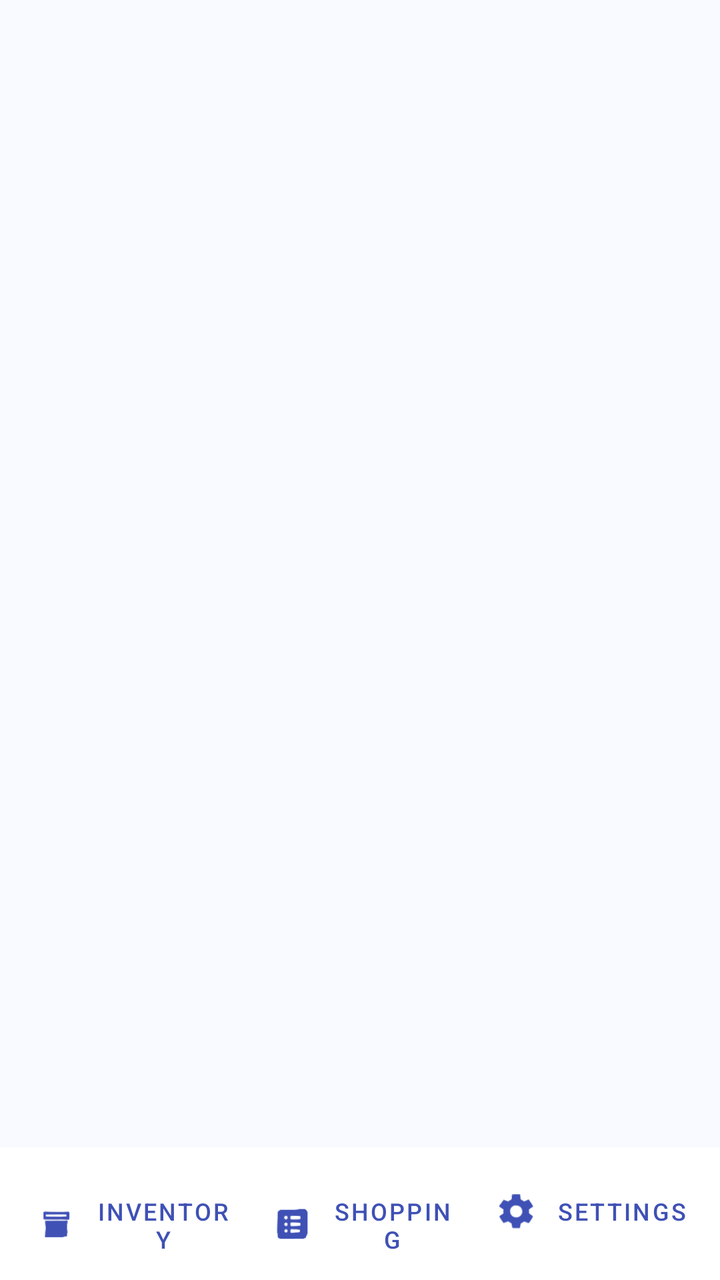
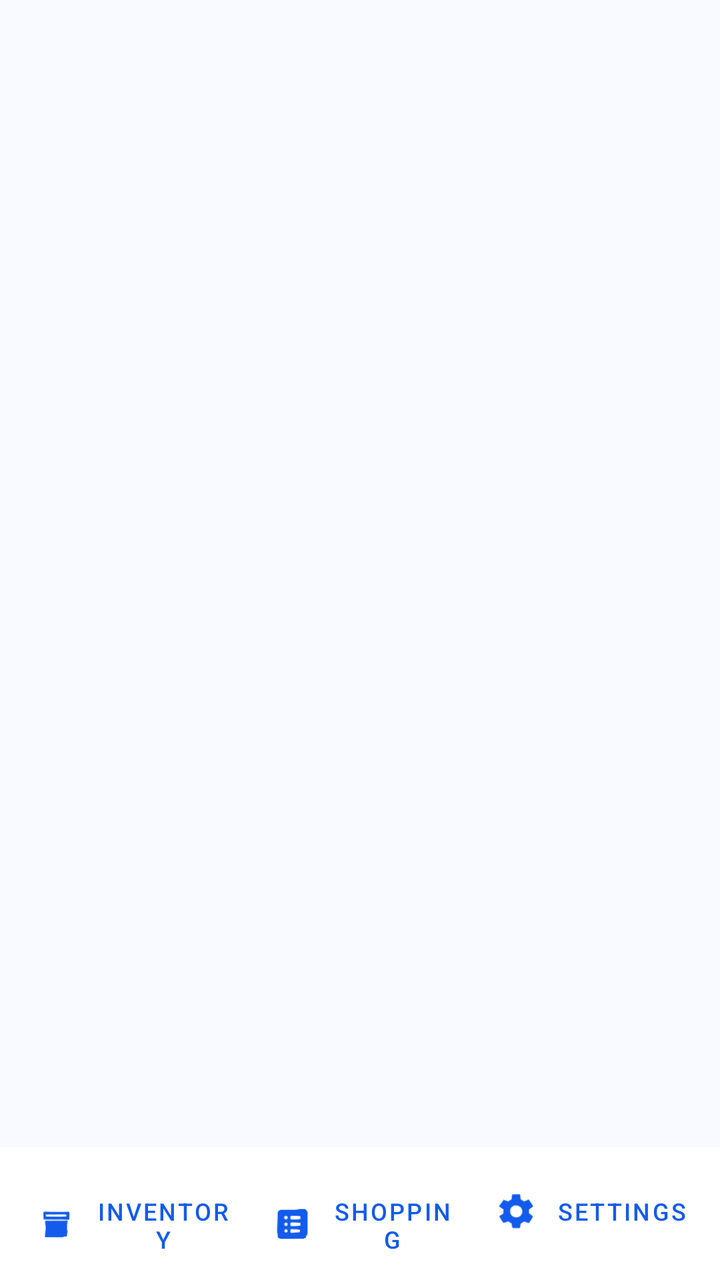

The first picture is an Android layout as it rendered before a commit; the second is the same layout after the commit. The layout source and the unified diff follow.
<!-- AndroidManifest.xml: application theme Theme.MyFridge -->
<!-- res/layout/activity_main_screen.xml -->
<?xml version="1.0" encoding="utf-8"?>
<LinearLayout xmlns:android="http://schemas.android.com/apk/res/android"
    xmlns:app="http://schemas.android.com/apk/res-auto"
    android:layout_width="match_parent"
    android:layout_height="match_parent"
    android:background="#F8FAFF"
    android:orientation="vertical">

    <FrameLayout
        android:id="@+id/main_fragment_container"
        android:layout_width="match_parent"
        android:layout_height="0dp"
        android:layout_weight="1" />

    <LinearLayout
        android:layout_width="match_parent"
        android:layout_height="wrap_content"
        android:orientation="horizontal"
        android:background="#FFFFFF"
        android:padding="8dp">

        <com.google.android.material.button.MaterialButton
            android:id="@+id/btn_inventory"
            style="@style/Widget.MaterialComponents.Button.TextButton"
            android:layout_width="0dp"
            android:layout_height="wrap_content"
            android:layout_weight="1"
            android:text="Inventory"
            android:textColor="#3F51B5"
            android:textSize="12sp"
            app:icon="@drawable/ic_inventory"
            app:iconGravity="textStart"
            app:iconPadding="8dp"
            app:iconSize="24dp"
            app:iconTint="#3F51B5" />

        <com.google.android.material.button.MaterialButton
            android:id="@+id/btn_shopping"
            style="@style/Widget.MaterialComponents.Button.TextButton"
            android:layout_width="0dp"
            android:layout_height="wrap_content"
            android:layout_weight="1"
            android:text="Shopping"
            android:textColor="#3F51B5"
            android:textSize="12sp"
            app:icon="@drawable/ic_shopping_list"
            app:iconGravity="textStart"
            app:iconPadding="8dp"
            app:iconSize="24dp"
            app:iconTint="#3F51B5" />

        <com.google.android.material.button.MaterialButton
            android:id="@+id/btn_settings"
            style="@style/Widget.MaterialComponents.Button.TextButton"
            android:layout_width="0dp"
            android:layout_height="wrap_content"
            android:layout_weight="1"
            android:text="Settings"
            android:textColor="#3F51B5"
            android:textSize="12sp"
            app:icon="@drawable/ic_settings"
            app:iconGravity="textStart"
            app:iconPadding="8dp"
            app:iconSize="24dp"
            app:iconTint="#3F51B5" />

    </LinearLayout>

</LinearLayout>
<!-- resources referenced by this layout -->
<resources>
  <!-- drawable ic_inventory: png bitmap (drawable, 3619 bytes) -->
  <!-- drawable ic_settings: png bitmap (drawable, 4600 bytes) -->
  <!-- drawable ic_shopping_list: png bitmap (drawable, 4519 bytes) -->
  <style name="Theme.MyFridge" parent="Base.Theme.MyFridge" />
  <style name="Base.Theme.MyFridge" parent="Theme.Material3.DayNight.NoActionBar">
          
          
      </style>
</resources>

<!-- the commit's change to res/layout/activity_main_screen.xml (unified diff, before → after) -->
@@ -3,7 +3,7 @@
     xmlns:app="http://schemas.android.com/apk/res-auto"
     android:layout_width="match_parent"
     android:layout_height="match_parent"
-    android:background="#F8FAFF"
+    android:background="?android:attr/windowBackground"
     android:orientation="vertical">
 
     <FrameLayout
@@ -16,7 +16,7 @@
         android:layout_width="match_parent"
         android:layout_height="wrap_content"
         android:orientation="horizontal"
-        android:background="#FFFFFF"
+        android:background="?attr/colorSurface"
         android:padding="8dp">
 
         <com.google.android.material.button.MaterialButton
@@ -26,13 +26,13 @@
             android:layout_height="wrap_content"
             android:layout_weight="1"
             android:text="Inventory"
-            android:textColor="#3F51B5"
+            android:textColor="?attr/colorPrimary"
             android:textSize="12sp"
             app:icon="@drawable/ic_inventory"
             app:iconGravity="textStart"
             app:iconPadding="8dp"
             app:iconSize="24dp"
-            app:iconTint="#3F51B5" />
+            app:iconTint="?attr/colorPrimary" />
 
         <com.google.android.material.button.MaterialButton
             android:id="@+id/btn_shopping"
@@ -41,13 +41,13 @@
             android:layout_height="wrap_content"
             android:layout_weight="1"
             android:text="Shopping"
-            android:textColor="#3F51B5"
+            android:textColor="?attr/colorPrimary"
             android:textSize="12sp"
             app:icon="@drawable/ic_shopping_list"
             app:iconGravity="textStart"
             app:iconPadding="8dp"
             app:iconSize="24dp"
-            app:iconTint="#3F51B5" />
+            app:iconTint="?attr/colorPrimary" />
 
         <com.google.android.material.button.MaterialButton
             android:id="@+id/btn_settings"
@@ -56,13 +56,13 @@
             android:layout_height="wrap_content"
             android:layout_weight="1"
             android:text="Settings"
-            android:textColor="#3F51B5"
+            android:textColor="?attr/colorPrimary"
             android:textSize="12sp"
             app:icon="@drawable/ic_settings"
             app:iconGravity="textStart"
             app:iconPadding="8dp"
             app:iconSize="24dp"
-            app:iconTint="#3F51B5" />
+            app:iconTint="?attr/colorPrimary" />
 
     </LinearLayout>
 
<!-- resource entries referenced after the edit -->
@@ -6,7 +6,29 @@
   <style name="Theme.MyFridge" parent="Base.Theme.MyFridge" />
   <style name="Base.Theme.MyFridge" parent="Theme.Material3.DayNight.NoActionBar">
           
+          <item name="colorPrimary">@color/primary_blue</item>
+          <item name="colorOnPrimary">@color/white</item>
+          <item name="colorPrimaryContainer">@color/navy_blue</item>
+          <item name="colorOnPrimaryContainer">@color/white</item>
+  
           
+          <item name="colorSecondary">@color/deep_blue</item>
+          <item name="colorOnSecondary">@color/white</item>
+  
+          
+          <item name="android:windowBackground">@color/light_blue_bg</item>
+          <item name="colorSurface">@color/white</item>
+          <item name="colorOnSurface">@color/text_dark</item>
+  
+          
+          <item name="android:statusBarColor">@color/navy_blue</item>
+          <item name="android:windowLightStatusBar" tools:targetApi="m">false</item>
       </style>
+  <color name="primary_blue">#135BEC</color>
+  <color name="white">#FFFFFFFF</color>
+  <color name="navy_blue">#001B3D</color>
+  <color name="deep_blue">#001229</color>
+  <color name="light_blue_bg">#F8FAFF</color>
+  <color name="text_dark">#1A1C1E</color>
 </resources>
 
